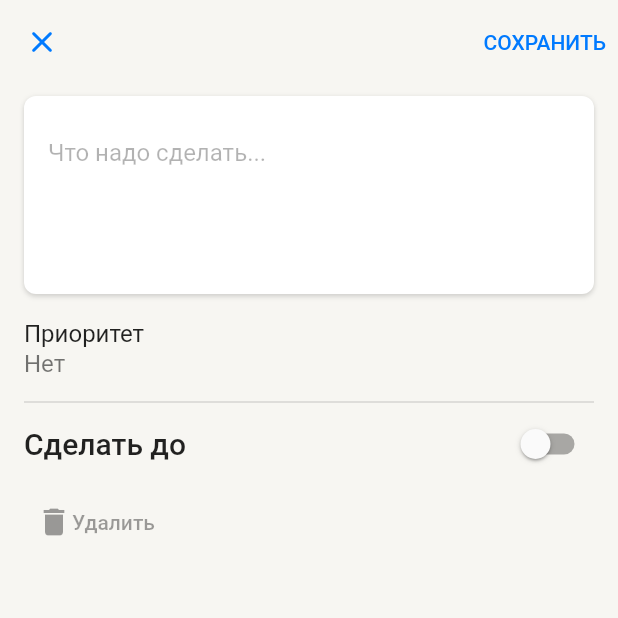
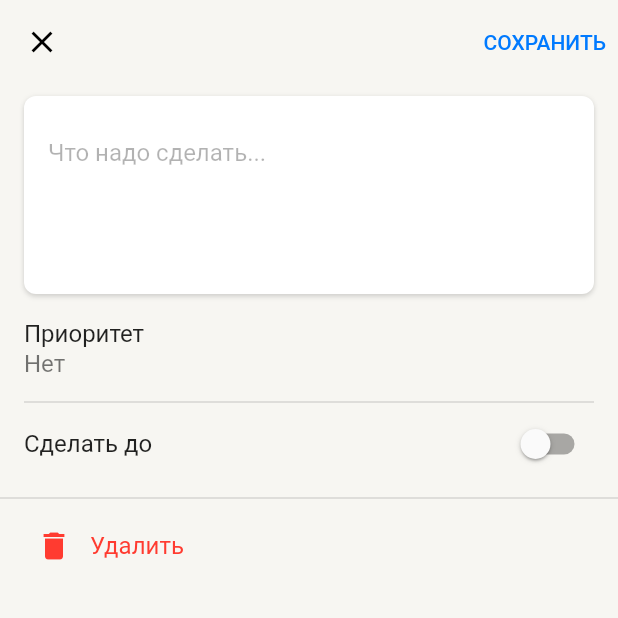
Before and after one commit to troublecatcher/todo_list, a Flutter app: the screen it shows after launch, after a tap on the "add" icon, on a phone screen of 412 x 824 dp, the top half of it. Run offline on Flutter 3.47's test engine with Material 3 defaults, Android fonts, the phone set to English and light mode, and no system bars; our stand-ins replace flutter_svg, isar; accounts and stored records are empty; generated files the repository leaves out were written again.

Commit message:
tune new todo creation screen and theming

```diff
--- a/lib/config/theme/theme.dart
+++ b/lib/config/theme/theme.dart
@@ -39,6 +39,50 @@ ThemeData getLightTheme() {
       background: lightThemeColors.backgroundPrimary,
       surface: lightThemeColors.backgroundElevated,
       tertiary: lightThemeColors.labelTertiary,
+      onBackground: lightThemeColors.labelPrimary,
     ),
   );
 }
+
+ThemeData getDarkTheme() {
+  final darkThemeColors = DarkThemeColors();
+  return ThemeData(
+    brightness: Brightness.dark,
+    useMaterial3: false,
+    scaffoldBackgroundColor: darkThemeColors.backgroundPrimary,
+    textTheme: const TextTheme(
+      displayLarge: TextStyle(
+        fontWeight: FontWeight.w500,
+        fontSize: 32,
+      ),
+      titleMedium: TextStyle(
+        fontWeight: FontWeight.w500,
+        fontSize: 20,
+      ),
+      bodyMedium: TextStyle(
+        fontWeight: FontWeight.w400,
+        fontSize: 16,
+      ),
+      labelMedium: TextStyle(
+        fontWeight: FontWeight.w400,
+        fontSize: 14,
+      ),
+    ),
+    disabledColor: darkThemeColors.labelDisabled,
+    appBarTheme: AppBarTheme(
+      backgroundColor: darkThemeColors.backgroundPrimary,
+    ),
+    floatingActionButtonTheme: const FloatingActionButtonThemeData(
+      foregroundColor: AppColors.white,
+    ),
+    dividerColor: darkThemeColors.supportSeparator,
+    colorScheme: ColorScheme.dark(
+      primary: AppColors.blue,
+      secondary: AppColors.blue,
+      background: darkThemeColors.backgroundPrimary,
+      surface: darkThemeColors.backgroundSecondary,
+      tertiary: darkThemeColors.labelTertiary,
+      onBackground: darkThemeColors.labelPrimary,
+    ),
+  );
+}
--- a/lib/features/todo/presentation/pages/new_todo_screen.dart
+++ b/lib/features/todo/presentation/pages/new_todo_screen.dart
@@ -1,5 +1,7 @@
 import 'package:flutter/material.dart';
+import 'package:flutter/widgets.dart';
 import 'package:todo_list/common/ui/custom_card.dart';
+import 'package:todo_list/common/ui/custom_icon_button.dart';
 import 'package:todo_list/config/theme/app_colors.dart';
 import 'package:todo_list/features/todo/domain/todo.dart';
 import 'package:todo_list/features/todo/presentation/utility/todo_action.dart';
@@ -84,13 +86,18 @@ class _NewTodoScreenState extends State<NewTodoScreen> {
       appBar: AppBar(
         elevation: 0,
         scrolledUnderElevation: 5,
-        leading: IconButton(
+        leading: CustomIconButton(
+          icon: Icons.close,
           onPressed: () => Navigator.of(context).pop(),
-          icon: Icon(
-            Icons.close_rounded,
-            color: Theme.of(context).colorScheme.secondary,
+          color: Theme.of(context).colorScheme.onBackground,
         ),
-        ),
+        // leading: IconButton(
+        // onPressed: () => Navigator.of(context).pop(),
+        //   icon: Icon(
+        //     Icons.close_rounded,
+        //     color: Theme.of(context).colorScheme.secondary,
+        //   ),
+        // ),
         actions: [
           TextButton(
             onPressed: () {
@@ -118,9 +125,13 @@ class _NewTodoScreenState extends State<NewTodoScreen> {
       ),
       body: SingleChildScrollView(
         child: Padding(
-          padding: const EdgeInsets.symmetric(vertical: 8, horizontal: 16),
+          padding: const EdgeInsets.symmetric(vertical: 8),
           child: Column(
             crossAxisAlignment: CrossAxisAlignment.start,
+            children: [
+              Padding(
+                padding: const EdgeInsets.symmetric(horizontal: 16),
+                child: Column(
                   children: [
                     CustomCard(
                       padding: const EdgeInsets.all(16),
@@ -135,8 +146,12 @@ class _NewTodoScreenState extends State<NewTodoScreen> {
                             borderSide: BorderSide(color: Colors.transparent),
                           ),
                           hintText: 'Что надо сделать...',
-                    hintStyle: Theme.of(context).textTheme.bodyMedium!.copyWith(
-                        color: Theme.of(context).colorScheme.tertiary),
+                          hintStyle: Theme.of(context)
+                              .textTheme
+                              .bodyMedium!
+                              .copyWith(
+                                  color:
+                                      Theme.of(context).colorScheme.tertiary),
                         ),
                         minLines: 4,
                         maxLines: null,
@@ -156,24 +171,20 @@ class _NewTodoScreenState extends State<NewTodoScreen> {
                       },
                     ),
                     const Divider(height: 0),
-              ListTile(
+                    AnimatedSize(
+                      duration: Durations.medium1,
+                      child: ListTile(
                         contentPadding: EdgeInsets.zero,
-                title: Column(
-                  crossAxisAlignment: CrossAxisAlignment.start,
-                  children: [
-                    const Text('Сделать до'),
-                    AnimatedSwitcher(
-                      transitionBuilder: (child, animation) => FadeTransition(
-                        opacity: animation,
-                        child: child,
-                      ),
-                      duration: Durations.medium1,
-                      child: deadline != null
+                        titleTextStyle: Theme.of(context).textTheme.bodyMedium,
+                        title: const Text('Сделать до'),
+                        subtitle: deadline != null
                             ? Text(deadline!.toIso8601String())
-                          : const SizedBox.shrink(),
-                    ),
-                  ],
-                ),
+                            : null,
+                        subtitleTextStyle: Theme.of(context)
+                            .textTheme
+                            .labelMedium!
+                            .copyWith(
+                                color: Theme.of(context).colorScheme.primary),
                         trailing: Switch(
                           value: deadline != null,
                           onChanged: (value) async {
@@ -193,14 +204,25 @@ class _NewTodoScreenState extends State<NewTodoScreen> {
                           },
                         ),
                       ),
-              TextButton(
+                    ),
+                  ],
+                ),
+              ),
+              const Divider(),
+              Padding(
+                padding: const EdgeInsets.symmetric(horizontal: 16),
+                child: TextButton(
                   onPressed: switch (widget.action) {
                     CreateTodo _ => null,
                     EditTodo _ => () => showDialog<bool>(
                           context: context,
                           builder: (context) => AlertDialog(
-                          title: const Text('Уверены?'),
-                          content: const Text('Хотите удалить это дело?'),
+                            title: const Text(
+                              'Уверены, что хотите удалить дело?',
+                            ),
+                            content: const Text(
+                              'Это действие необратимо',
+                            ),
                             actions: [
                               TextButton(
                                 onPressed: () => Navigator.of(context).pop(),
@@ -216,11 +238,22 @@ class _NewTodoScreenState extends State<NewTodoScreen> {
                           ),
                         ),
                   },
-                child: const Row(
+                  child: Row(
                     children: [
-                    Icon(Icons.delete),
-                    Text('Удалить'),
+                      const Icon(
+                        Icons.delete,
+                        color: AppColors.red,
+                      ),
+                      const SizedBox(width: 12),
+                      Text(
+                        'Удалить',
+                        style: Theme.of(context)
+                            .textTheme
+                            .bodyMedium!
+                            .copyWith(color: AppColors.red),
+                      ),
                     ],
+                  ),
                 ),
               ),
             ],
--- a/lib/features/todo/presentation/pages/todo_list_screen.dart
+++ b/lib/features/todo/presentation/pages/todo_list_screen.dart
@@ -82,6 +82,7 @@ class _TodoListScreenState extends State<TodoListScreen> {
                           left: 16,
                           bottom: 120,
                         ),
+                        // this is most likely to be refactored in the future
                         child: ListView.builder(
                           padding: EdgeInsets.zero,
                           shrinkWrap: true,
@@ -201,7 +202,7 @@ class _CustomHeaderDelegate extends SliverPersistentHeaderDelegate {
               onPressed: () {},
               color: Theme.of(context).colorScheme.primary,
               margin: EdgeInsets.only(
-                right: lerpDouble(12, 0, collapsePercent)!,
+                right: lerpDouble(24, 0, collapsePercent)!,
                 bottom: lerpDouble(0, 6, collapsePercent)!,
               ),
             ),
--- a/lib/features/todo/presentation/widgets/todo_tile.dart
+++ b/lib/features/todo/presentation/widgets/todo_tile.dart
@@ -237,8 +237,12 @@ class _TodoTileState extends State<TodoTile> {
     return await showDialog<bool>(
           context: context,
           builder: (context) => AlertDialog(
-            title: const Text('Уверены?'),
-            content: const Text('Хотите удалить это дело?'),
+            title: const Text(
+              'Уверены, что хотите удалить дело?',
+            ),
+            content: const Text(
+              'Это действие необратимо',
+            ),
             actions: [
               TextButton(
                 onPressed: () => Navigator.of(context).pop(false),
--- a/lib/main.dart
+++ b/lib/main.dart
@@ -14,6 +14,7 @@ class MainApp extends StatelessWidget {
     return MaterialApp(
       title: 'JUST TODO IT',
       theme: getLightTheme(),
+      darkTheme: getDarkTheme(),
       debugShowCheckedModeBanner: false,
       home: const TodoListScreen(),
     );
```
Lines whose indentation alone changed are shown as unchanged.
